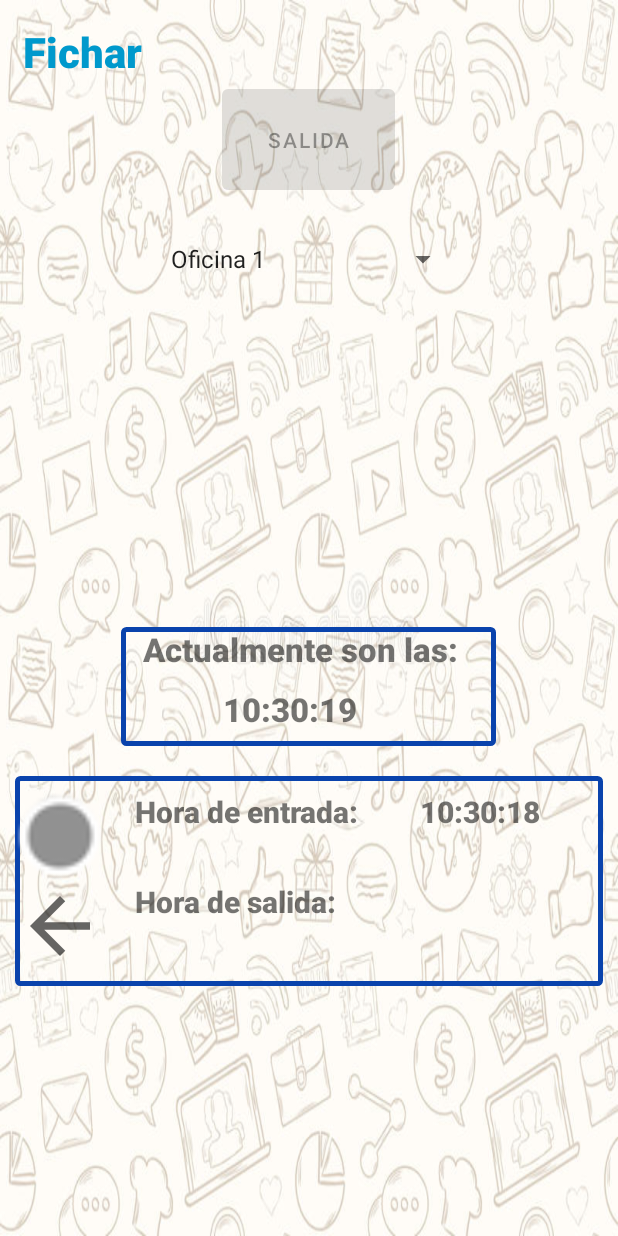
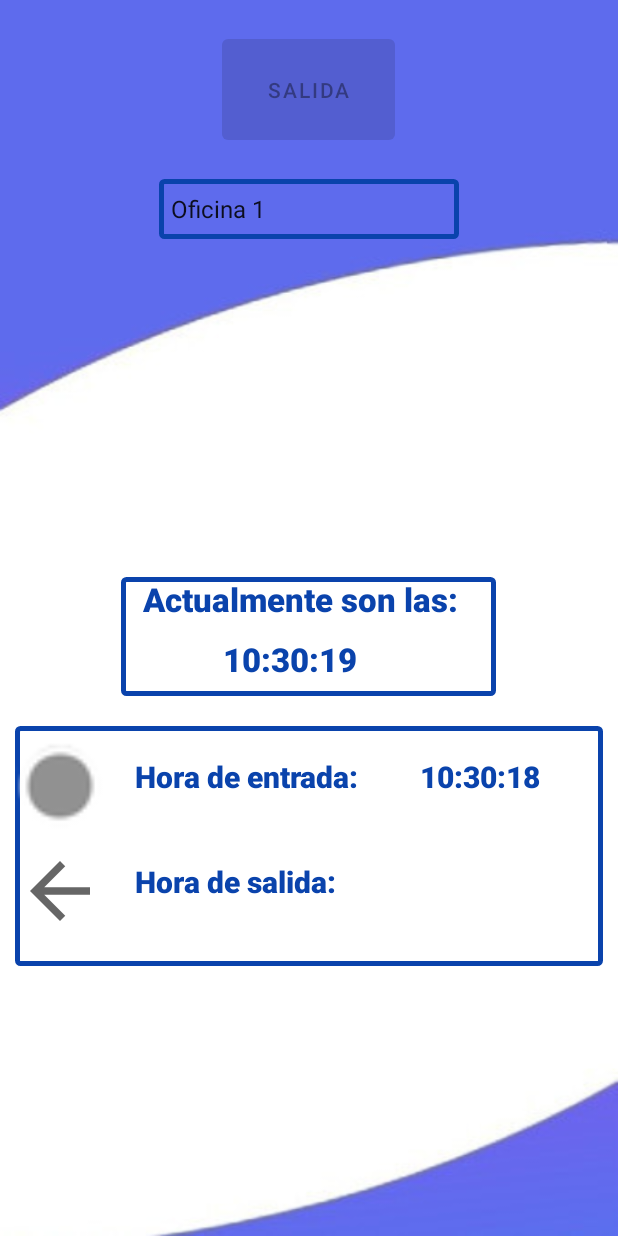
Before and after one commit to NicolasCeaPorras/ProyectoSMOV, an Android app: the FicharLogic screen opened directly, with no data from a screen before it, after a tap on "ENTRADA", on a phone screen of 412 x 824 dp. Run offline under Robolectric (Android 15) with nearby library versions, the phone set to English and light mode, and no system bars; our stand-ins replace Firebase (no records; nobody signed in at launch, a user with empty details on screens opened directly); 33 statements that could not run were skipped.

Commit message:
Finalizado Fichar, y cambios en aspectos visuales de menu y fichar.

```diff
--- a/app/src/main/java/com/example/proyectosmov/FicharLogic.java
+++ b/app/src/main/java/com/example/proyectosmov/FicharLogic.java
@@ -18,6 +18,7 @@ import android.widget.TextView;
 import androidx.annotation.NonNull;
 import androidx.appcompat.app.AppCompatActivity;
 
+import com.example.proyectosmov.dominio.ActiveInput;
 import com.example.proyectosmov.dominio.Company;
 import com.example.proyectosmov.dominio.TimeRecord;
 import com.example.proyectosmov.dominio.User;
@@ -55,9 +56,10 @@ public class FicharLogic extends AppCompatActivity implements View.OnClickListen
     private Timestamp ficharEntrada, ficharSalida;
     private String btnString;
     private Bundle bundle;
+    private Date dateEntrada,dateCreacion;
     MyVectorClock vectorAnalogClock;
     Spinner sLista;
-    Date hora;
+    private Date hora;
     private FirebaseFirestore mDatabase;
     //Cambios para la nueva BD
     //Referencia usada para comprender el hilo: https://stackoverflow.com/questions/6400846/updating-time-and-date-by-the-second-in-android
@@ -121,7 +123,7 @@ public class FicharLogic extends AppCompatActivity implements View.OnClickListen
                 //.setDiameterInDp(150)
                 .setOpacity(1.0f)
                 .setShowSeconds(true)
-                .setColor(Color.BLACK);
+                .setColor(Color.parseColor("#0A43AC"));
 
 
         //Actualizar Spinner
@@ -147,42 +149,52 @@ public class FicharLogic extends AppCompatActivity implements View.OnClickListen
         });
         //Comprobar si existe entradaFichar y salidaFichar en la BD anteriormente.
         //TO DO (HAY QUE USAR LA NUEVA BD)
-        /*
-        mDatabase.collection("usuarios").document(email).get().addOnCompleteListener(new OnCompleteListener<DocumentSnapshot>() {
+        DocumentReference docRef = mDatabase.collection("companies").document(company);
+        docRef.get().addOnSuccessListener(new OnSuccessListener<DocumentSnapshot>() {
                                               @Override
-            public void onComplete(@NonNull Task<DocumentSnapshot> task) {
-                if (task.isSuccessful()) {
-                    DocumentSnapshot document = task.getResult();
-                    if (document.exists()) {
-                        ficharEntrada= (Timestamp) document.get("entradaFichar");
-                        ficharSalida = (Timestamp) document.get("salidaFichar");
-                        SimpleDateFormat formato= new SimpleDateFormat("HH:mm:ss");
-                        Date hE= ficharEntrada.toDate();
-                        String entradaFormato = formato.format(hE);
-                        Date hS= ficharSalida.toDate();
-                        String salidaFormato = formato.format(hS);
-                        btnString = (String) document.get("btnFichar");
-                        Log.d(TAG, "Boton es: " + document.get("btnFichar"));
-                        if(btnString != null) {
-                            entrada.setText(btnString);
-                            if(btnString.equals("Entrada")) {
-                                hEntrada.setText(entradaFormato);
-                                hSalida.setText(salidaFormato);
+                                              public void onSuccess(DocumentSnapshot documentSnapshot) {
+                                                  Company comp = documentSnapshot.toObject(Company.class);
+                                                  if (comp != null) {
+                                                      Log.i("FicharLog", "Dentro del object Company Entrada");
+                                                      User user = getUserByEmail(comp, email);
+                                                      if (user != null) {
+                                                          if (user.getActive_input() == null) {
+                                                              Log.i(TAG, "No hay activeInput guardado, botón a Entrada...");
+                                                              List<TimeRecord> lista = new ArrayList<>();
+                                                              hEntrada.setText(null);
+                                                              hSalida.setText(null);
+                                                              entrada.setText("Entrada");
                                                           } else {
-                                hEntrada.setText(entradaFormato);
+                                                              Log.i(TAG, "Existe un activeInput, boton a Salida...");
+                                                              //Damos formato a la hora
+                                                              Date inHour = user.getActive_input().getStart_hour();
+                                                              String inTime = new SimpleDateFormat("HH:mm:ss", Locale.getDefault()).format(inHour);
+                                                              //Cambiamos la vista
+                                                              hEntrada.setText(inTime);
+                                                              hSalida.setText(null);
+                                                              entrada.setText("Salida");
+                                                              //Guardamos el valor de la hora de entrada y la fecha de creación
+                                                              dateEntrada = user.getActive_input().getStart_hour();
+                                                              dateCreacion = user.getActive_input().getCreation_date();
+                                                          }
+                                                          mDatabase.collection("companies").document(company).update("users", comp.getUsers()).addOnSuccessListener(new OnSuccessListener<Void>() {
+                                                              @Override
+                                                              public void onSuccess(Void aVoid) {
+                                                                  Log.d(TAG, "Actualización de usuario sin problemas!");
+                                                              }
+                                                          })
+                                                                  .addOnFailureListener(new OnFailureListener() {
+                                                                      @Override
+                                                                      public void onFailure(@NonNull Exception e) {
+                                                                          Log.w(TAG, "Fallo al actualizar usuario", e);
+                                                                      }
+                                                          });
                                                       }
                                                   }
-                        Log.d(TAG, "Fichar entrada es: " + document.get("entradaFichar"));
-                        Log.d(TAG, "Fichar salida es: " + document.get("salidaFichar"));
-                    } else {
-                        Log.d(TAG, "No se encuentra el valor.");
                                               }
-                } else {
-                    Log.d(TAG, "fallo con ", task.getException());
+                                          });
     }
-            }
-        }); */
-    }
+
 
     private void actualizarHora() {
         activo = true;
@@ -224,6 +236,10 @@ public class FicharLogic extends AppCompatActivity implements View.OnClickListen
                         User user = getUserByEmail(comp,email);
                         if(user!=null){
                             TimeRecord tiempoFichar = new TimeRecord();
+                            //Recuperamos los valores del activeInput Anterior
+                            tiempoFichar.setStart_hour(dateEntrada);
+                            tiempoFichar.setCreation_date(dateCreacion);
+                            //Ponemos la nueva fecha de salida.
                             tiempoFichar.setEnd_hour(hora);
 
                             if (user.getTime_records() == null){
@@ -231,9 +247,12 @@ public class FicharLogic extends AppCompatActivity implements View.OnClickListen
                                 List<TimeRecord> lista = new ArrayList<>();
                                 user.setTime_records(lista);
                                 user.getTime_records().add(tiempoFichar);
-                            }else {
-                                Log.i(TAG, "Ya hay lista, metiendo nuevos datos...");
+                                //Borramos el ative input actual
+                                user.setActive_input(null);
+                            }else{
                                 user.getTime_records().add(tiempoFichar);
+                                //Borramos el ative input actual
+                                user.setActive_input(null);
                             }
                             mDatabase.collection("companies").document(company).update("users",comp.getUsers()).addOnSuccessListener(new OnSuccessListener<Void>() {
                                 @Override
@@ -261,35 +280,6 @@ public class FicharLogic extends AppCompatActivity implements View.OnClickListen
                     }
                 }
             });
-
-            /*
-            //CODIGO DE LA ANTIGUA BD
-            mDatabase.collection("usuarios").document(email).set(horaSalida, SetOptions.merge()).addOnSuccessListener(new OnSuccessListener<Void>() {
-                @Override
-                public void onSuccess(Void aVoid) {
-                    Log.d(TAG, "DocumentSnapshot successfully written!");
-                }
-            })          //Comprobación de Google FireStore para saber si hemos escrito correctamente.
-                    .addOnFailureListener(new OnFailureListener() {
-                        @Override
-                        public void onFailure(@NonNull Exception e) {
-                            Log.w(TAG, "Error writing document", e);
-                        }
-                    });
-            mDatabase.collection("usuarios").document(email).set(stringBtnFichar, SetOptions.merge()).addOnSuccessListener(new OnSuccessListener<Void>() {
-                @Override
-                public void onSuccess(Void aVoid) {
-                    Log.d(TAG, "DocumentSnapshot successfully written!");
-                }
-            })          //Comprobación de Google FireStore para saber si hemos escrito correctamente.
-                    .addOnFailureListener(new OnFailureListener() {
-                        @Override
-                        public void onFailure(@NonNull Exception e) {
-                            Log.w(TAG, "Error writing document", e);
-                        }
-                    });
-
-*/
      }
         else if ( entrada.getText().toString().equals("Entrada")) {
             Log.d( TAG,"onClicked: "+entrada.getText().toString());
@@ -303,33 +293,6 @@ public class FicharLogic extends AppCompatActivity implements View.OnClickListen
             Map<String, Object> horaEntrada = new HashMap<>();
             ficharEntrada = Timestamp.now();
             horaEntrada.put("entradaFichar",ficharEntrada);
-            /*
-            mDatabase.collection("usuarios").document(email).set(horaEntrada, SetOptions.merge()).addOnSuccessListener(new OnSuccessListener<Void>() {
-                @Override
-                public void onSuccess(Void aVoid) {
-                    Log.d(TAG, "DocumentSnapshot successfully written!");
-                }
-            })      //Comprobación de Google FireStore para saber si hemos escrito correctamente.
-                    .addOnFailureListener(new OnFailureListener() {
-                        @Override
-                        public void onFailure(@NonNull Exception e) {
-                            Log.w(TAG, "Error writing document", e);
-                        }
-                    });
-            mDatabase.collection("usuarios").document(email).set(stringBtnFichar, SetOptions.merge()).addOnSuccessListener(new OnSuccessListener<Void>() {
-                @Override
-                public void onSuccess(Void aVoid) {
-                    Log.d(TAG, "DocumentSnapshot successfully written!");
-                }
-            })          //Comprobación de Google FireStore para saber si hemos escrito correctamente.
-                    .addOnFailureListener(new OnFailureListener() {
-                        @Override
-                        public void onFailure(@NonNull Exception e) {
-                            Log.w(TAG, "Error writing document", e);
-                        }
-                    });
-
-             */
 
             DocumentReference docRef = mDatabase.collection("companies").document(company);
             docRef.get().addOnSuccessListener(new OnSuccessListener<DocumentSnapshot>() {
@@ -340,18 +303,20 @@ public class FicharLogic extends AppCompatActivity implements View.OnClickListen
                          Log.i("FicharLog", "Dentro del object Company Entrada");
                          User user = getUserByEmail(comp,email);
                          if(user!=null){
-                             TimeRecord tiempoFichar = new TimeRecord();
-                             tiempoFichar.setStart_hour(hora);
-                             tiempoFichar.setCreation_date( new Date());
-
-                             if (user.getTime_records() == null){
-                                 Log.i(TAG, "No existe lista, creando...");
-                                 List<TimeRecord> lista = new ArrayList<>();
-                                 user.setTime_records(lista);
-                                 user.getTime_records().add(tiempoFichar);
-                             }else {
-                                 Log.i(TAG, "Ya hay lista, metiendo nuevos datos...");
-                                 user.getTime_records().add(tiempoFichar);
+                             ActiveInput ai = new ActiveInput();
+                             ai.setStart_hour(hora);
+                             ai.setCreation_date(new Date());
+                             //Asignamos los valores a las variables de entrada por si el usuario
+                             //decide dar de seguido al boton de salida una vez ha dado al de entrada
+                             //cosa que no es muy útil, pero por si acaso.
+                             dateEntrada = ai.getStart_hour();
+                             dateCreacion = ai.getCreation_date();
+                             if (user.getActive_input() == null) {
+                                 Log.i(TAG, "No existe activeInput, creando...");
+                                 //List<TimeRecord> lista = new ArrayList<>();
+                                 //user.setTime_records(lista);
+                                 //user.getTime_records().add(tiempoFichar);
+                                 user.setActive_input(ai);
                              }
                              mDatabase.collection("companies").document(company).update("users", comp.getUsers()).addOnSuccessListener(new OnSuccessListener<Void>() {
                                  @Override
@@ -366,6 +331,7 @@ public class FicharLogic extends AppCompatActivity implements View.OnClickListen
                                          }
                                      });
                              /*
+                             HASH NO FUNCIONAL
                              String oficina = sLista.getSelectedItem().toString();
                              MessageDigest md = null;
                              try {
@@ -381,18 +347,5 @@ public class FicharLogic extends AppCompatActivity implements View.OnClickListen
             });
         }
     }
-/*  Spaguetti Code
-    @Override
-    public void onSaveInstanceState(@NonNull Bundle outState) {
-        super.onSaveInstanceState(outState);
-        outState.putString("btnString",entrada.getText().toString());
-    }
-    @Override
-    public void onRestoreInstanceState(Bundle estadoGuardado) {
-        super.onRestoreInstanceState(estadoGuardado);
-        //Recuperamos el estado del boton
-            btnString = estadoGuardado.getString("btnString");
-    }
-    */
 
 }
--- a/app/src/main/res/layout/activity_fichar.xml
+++ b/app/src/main/res/layout/activity_fichar.xml
@@ -4,23 +4,15 @@
     android:layout_width="match_parent"
     android:layout_height="match_parent"
     android:orientation="vertical"
-    android:background="@drawable/fondo">
+    android:background="@drawable/fondoapp2">
 
-    <TextView
-        android:id="@+id/textView"
-        android:layout_width="wrap_content"
-        android:layout_height="wrap_content"
-        android:text="@string/fichar"
-        android:layout_marginTop="15dp"
-        android:layout_marginLeft="15dp"
-        android:fontFamily="sans-serif-black"
-        android:textSize="28sp"
-        android:textColor="@android:color/holo_blue_dark"/>
+
 
 <LinearLayout
     android:layout_width="fill_parent"
     android:layout_height="wrap_content"
     android:orientation="horizontal"
+    android:layout_marginTop="20dp"
     android:gravity="center">
 
     <Button
@@ -41,6 +33,7 @@
 
     <Spinner
         android:id="@+id/selOficina"
+        android:background="@drawable/back"
         android:layout_width="200dp"
         android:layout_height="40dp"
         android:text="@string/selOfic">
@@ -74,6 +67,7 @@
         android:text="@string/hora"
         android:layout_width="240dp"
         android:layout_height="40dp"
+        android:textColor="#0A43AC"
         android:fontFamily="sans-serif-black"
         android:textSize="22sp"
         android:layout_marginLeft="10dp">
@@ -85,6 +79,7 @@
         android:layout_height="wrap_content"
         android:fontFamily="sans-serif-black"
         android:textSize="22sp"
+        android:textColor="#0A43AC"
         android:layout_marginLeft="45dp"
         android:layout_marginBottom="10dp">
 
@@ -115,8 +110,10 @@
                 <TextView
                     android:text="@string/horaentrada"
                     android:layout_marginLeft="20dp"
+                    android:layout_marginTop="10dp"
                     android:layout_width="160dp"
                     android:layout_height="60dp"
+                    android:textColor="#0A43AC"
                     android:fontFamily="sans-serif-black"
                     android:textSize="20sp">
                 </TextView>
@@ -124,8 +121,10 @@
             <TextView
                 android:id="@+id/horaentrada"
                 android:layout_marginLeft="30dp"
+                android:layout_marginTop="10dp"
                 android:layout_width="100dp"
                 android:layout_height="60dp"
+                android:textColor="#0A43AC"
                 android:fontFamily="sans-serif-black"
                 android:textSize="20sp">
             </TextView>
@@ -148,8 +147,10 @@
             <TextView
                 android:text="@string/horasalida"
                 android:layout_marginLeft="20dp"
+                android:layout_marginTop="10dp"
                 android:layout_width="160dp"
                 android:layout_height="60dp"
+                android:textColor="#0A43AC"
                 android:fontFamily="sans-serif-black"
                 android:textSize="20sp">
 
@@ -157,8 +158,10 @@
             <TextView
                 android:id="@+id/horasalida"
                 android:layout_marginLeft="30dp"
+                android:layout_marginTop="10dp"
                 android:layout_width="100dp"
                 android:layout_height="60dp"
+                android:textColor="#0A43AC"
                 android:fontFamily="sans-serif-black"
                 android:textSize="20sp">
             </TextView>
--- a/app/src/main/res/layout/activity_menu.xml
+++ b/app/src/main/res/layout/activity_menu.xml
@@ -5,7 +5,7 @@
     xmlns:tools="http://schemas.android.com/tools"
     android:layout_width="fill_parent"
     android:layout_height="fill_parent"
-    android:background="@drawable/fondo"
+    android:background="@drawable/fondoapp3"
     android:orientation="vertical"
     tools:context=".Menu">
 
--- a/app/src/main/res/values/strings.xml
+++ b/app/src/main/res/values/strings.xml
@@ -11,7 +11,7 @@
     <string name="cerrar_sesion">Cerrar sesión</string>
     <string name="horaentrada">Hora de entrada:</string>
     <string name="gestionUsuario">Gestión de usuarios</string>
-    <string name="miPresencia">Times it</string>
+    <string name="miPresencia">Timesheet</string>
     <string name="anadirUsuario">Añadir usuario</string>
     <string name="compania">Compañia: </string>
     <string name="eliminarUsuario">Eliminar usuario</string>
```
Lines whose indentation alone changed are shown as unchanged.
